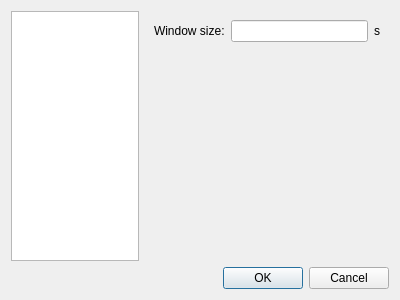
This is src/configdialog.ui in flysight/flysight-viewer-qt as Qt 5 draws it before an edit. The edited form follows.
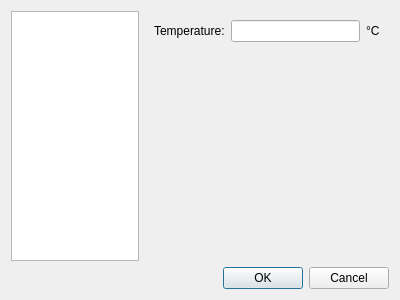
This is the edited form.

Diff of the .ui file:
```diff
--- a/src/configdialog.ui
+++ b/src/configdialog.ui
@@ -31,7 +31,7 @@
        <item>
         <widget class="QStackedWidget" name="pagesWidget">
          <property name="currentIndex">
-          <number>1</number>
+          <number>2</number>
          </property>
          <widget class="QWidget" name="page">
           <layout class="QVBoxLayout" name="verticalLayout_2">
@@ -109,6 +109,44 @@
            </item>
           </layout>
          </widget>
+         <widget class="QWidget" name="page_3">
+          <layout class="QVBoxLayout" name="verticalLayout_4">
+           <item>
+            <layout class="QHBoxLayout" name="horizontalLayout_4">
+             <item>
+              <widget class="QLabel" name="label_4">
+               <property name="text">
+                <string>Temperature:</string>
+               </property>
+              </widget>
+             </item>
+             <item>
+              <widget class="QLineEdit" name="temperatureEdit"/>
+             </item>
+             <item>
+              <widget class="QLabel" name="label_5">
+               <property name="text">
+                <string>°C</string>
+               </property>
+              </widget>
+             </item>
+            </layout>
+           </item>
+           <item>
+            <spacer name="verticalSpacer_3">
+             <property name="orientation">
+              <enum>Qt::Vertical</enum>
+             </property>
+             <property name="sizeHint" stdset="0">
+              <size>
+               <width>20</width>
+               <height>200</height>
+              </size>
+             </property>
+            </spacer>
+           </item>
+          </layout>
+         </widget>
         </widget>
        </item>
       </layout>
```
